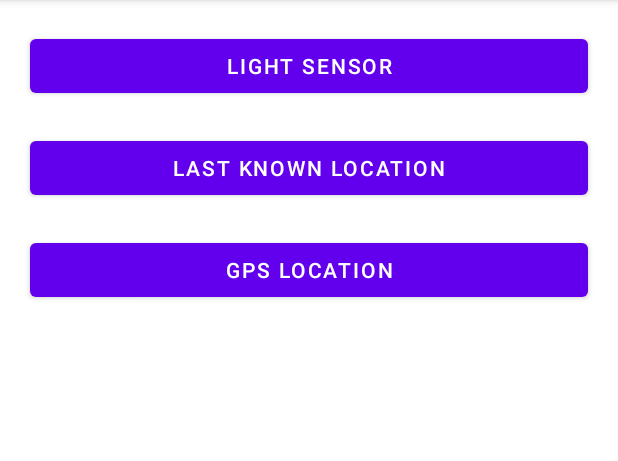
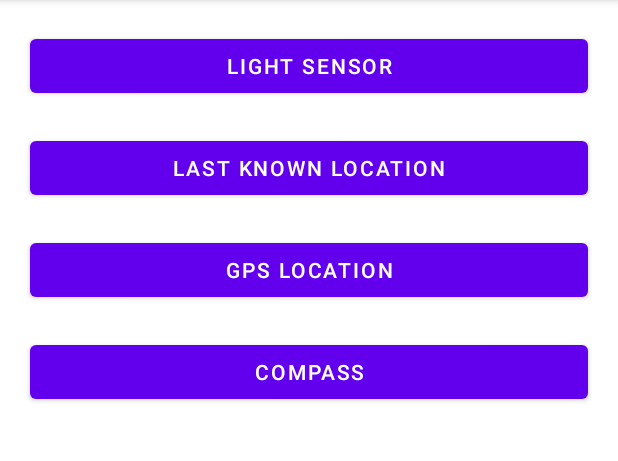
Before and after one commit to arekb5/Mobile-Toolbox, an Android app: the screen it shows after launch (MainActivity), on a phone screen of 412 x 824 dp, the part 84-545 px from its top. Run offline under Robolectric (Android 15) with nearby library versions, the phone set to English and light mode, and no system bars.

```diff
--- a/app/src/main/AndroidManifest.xml
+++ b/app/src/main/AndroidManifest.xml
@@ -13,7 +13,8 @@
         android:roundIcon="@mipmap/ic_launcher_round"
         android:supportsRtl="true"
         android:theme="@style/Theme.TestAppV2">
-        <activity android:name=".LocationGPS"></activity>
+        <activity android:name=".Compass"></activity>
+        <activity android:name=".LocationGPS" />
         <activity android:name=".LocationLK" />
         <activity android:name=".Light" />
         <activity android:name=".MainActivity">
@@ -26,7 +27,7 @@
 
         <service
             android:name=".LocationLK"
-            android:foregroundServiceType="location"></service>
+            android:foregroundServiceType="location" />
     </application>
 
 </manifest>
--- a/app/src/main/java/com/example/testappv2/MainActivity.java
+++ b/app/src/main/java/com/example/testappv2/MainActivity.java
@@ -19,9 +19,9 @@ import com.google.android.gms.tasks.OnSuccessListener;
 
 public class MainActivity extends AppCompatActivity {
 
-    Button btnLight, btnLocation, btnGPS;
+    Button btnLight, btnLocation, btnGPS, btnCompass;
     private FusedLocationProviderClient fusedLocationClient;
-    Intent intentLight, intentLocationLK, intentLocationGPS;
+    Intent intentLight, intentLocationLK, intentLocationGPS, intentCompass;
 
     @Override
     protected void onCreate(Bundle savedInstanceState) {
@@ -31,9 +31,11 @@ public class MainActivity extends AppCompatActivity {
         btnLight = findViewById(R.id.btnLight);
         btnLocation = findViewById(R.id.btnLocation);
         btnGPS = findViewById(R.id.btnGPS);
+        btnCompass = findViewById(R.id.btnCompass);
         intentLight = new Intent(MainActivity.this, Light.class);
         intentLocationLK = new Intent(MainActivity.this, LocationLK.class);
         intentLocationGPS = new Intent(MainActivity.this, LocationGPS.class);
+        intentCompass = new Intent(MainActivity.this, Compass.class);
         fusedLocationClient = LocationServices.getFusedLocationProviderClient(this);
 
         if (ActivityCompat.checkSelfPermission(this, Manifest.permission.ACCESS_FINE_LOCATION) != PackageManager.PERMISSION_GRANTED &&
@@ -74,6 +76,13 @@ public class MainActivity extends AppCompatActivity {
             @Override
             public void onClick(View view) {
                 startActivity(intentLocationLK);
+            }
+        });
+
+        btnCompass.setOnClickListener(new View.OnClickListener() {
+            @Override
+            public void onClick(View view) {
+                startActivity(intentCompass);
             }
         });
 
@@ -133,6 +142,13 @@ public class MainActivity extends AppCompatActivity {
                                     startActivity(intentLocationGPS);
                                 }
                             });
+
+                            btnCompass.setOnClickListener(new View.OnClickListener() {
+                                @Override
+                                public void onClick(View view) {
+                                    startActivity(intentCompass);
+                                }
+                            });
                         }
                     }
                 });
--- a/app/src/main/res/layout/activity_main.xml
+++ b/app/src/main/res/layout/activity_main.xml
@@ -33,4 +33,13 @@
         android:layout_marginTop="20dp"
         android:layout_marginRight="20dp"
         android:text="GPS Location" />
+
+    <Button
+        android:id="@+id/btnCompass"
+        android:layout_width="match_parent"
+        android:layout_height="wrap_content"
+        android:layout_marginLeft="20dp"
+        android:layout_marginTop="20dp"
+        android:layout_marginRight="20dp"
+        android:text="Compass" />
 </LinearLayout>
```
Also changed, not shown: app/src/main/java/com/example/testappv2/Compass.java (added, +69 -0 lines), app/src/main/res/layout/activity_compass.xml (added, +20 -0 lines), app/src/main/res/drawable/compass_card.png (added).
